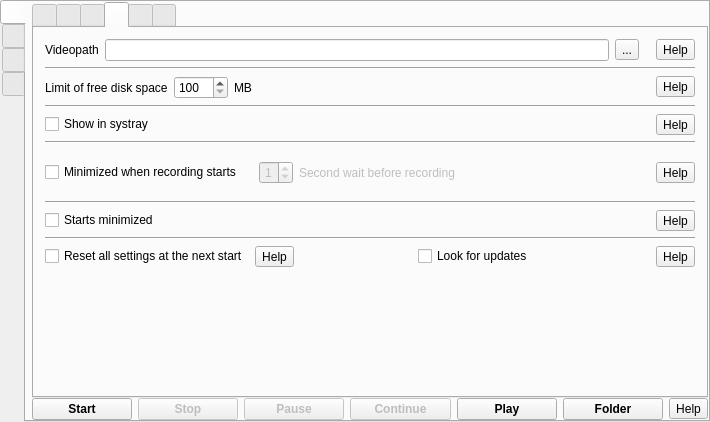
Before: the Qt Designer form src/formMainWindow.ui in vkohaupt/vokoscreenNG, drawn with Qt 5.
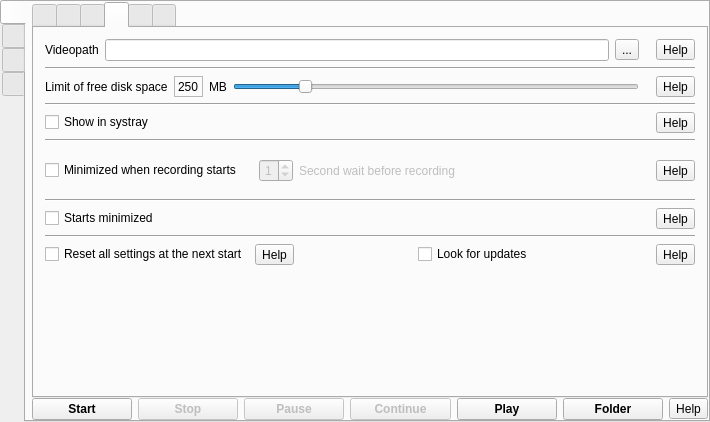
After: the same form once the commit is applied. The open tabs and pages were chosen to show the change. Icons and pictures are not drawn.

Commit message: add slider limitOfFreeDiskSpace

The edit to the form file:
```diff
--- a/src/formMainWindow.ui
+++ b/src/formMainWindow.ui
@@ -1508,15 +1508,15 @@
                   </widget>
                  </item>
                  <item>
-                  <widget class="QSpinBox" name="spinBoxDiskFreeSpace">
-                   <property name="minimum">
-                    <number>100</number>
+                  <widget class="QLabel" name="labelLimitOfFreeDiskSpace">
+                   <property name="frameShape">
+                    <enum>QFrame::StyledPanel</enum>
                    </property>
-                   <property name="maximum">
-                    <number>1000</number>
+                   <property name="frameShadow">
+                    <enum>QFrame::Sunken</enum>
                    </property>
-                   <property name="value">
-                    <number>100</number>
+                   <property name="text">
+                    <string notr="true">250</string>
                    </property>
                   </widget>
                  </item>
@@ -1528,17 +1528,20 @@
                   </widget>
                  </item>
                  <item>
-                  <spacer name="horizontalSpacer_13">
+                  <widget class="QSlider" name="sliderLimitOfFreeDiskSpace">
+                   <property name="minimum">
+                    <number>100</number>
+                   </property>
+                   <property name="maximum">
+                    <number>999</number>
+                   </property>
+                   <property name="value">
+                    <number>250</number>
+                   </property>
                    <property name="orientation">
                     <enum>Qt::Horizontal</enum>
                    </property>
-                   <property name="sizeHint" stdset="0">
-                    <size>
-                     <width>40</width>
-                     <height>20</height>
-                    </size>
-                   </property>
-                  </spacer>
+                  </widget>
                  </item>
                 </layout>
                </widget>
```
Left out of the diff: 9 changed lines with no effect on the pictures. The commit also changes 3 other files.
